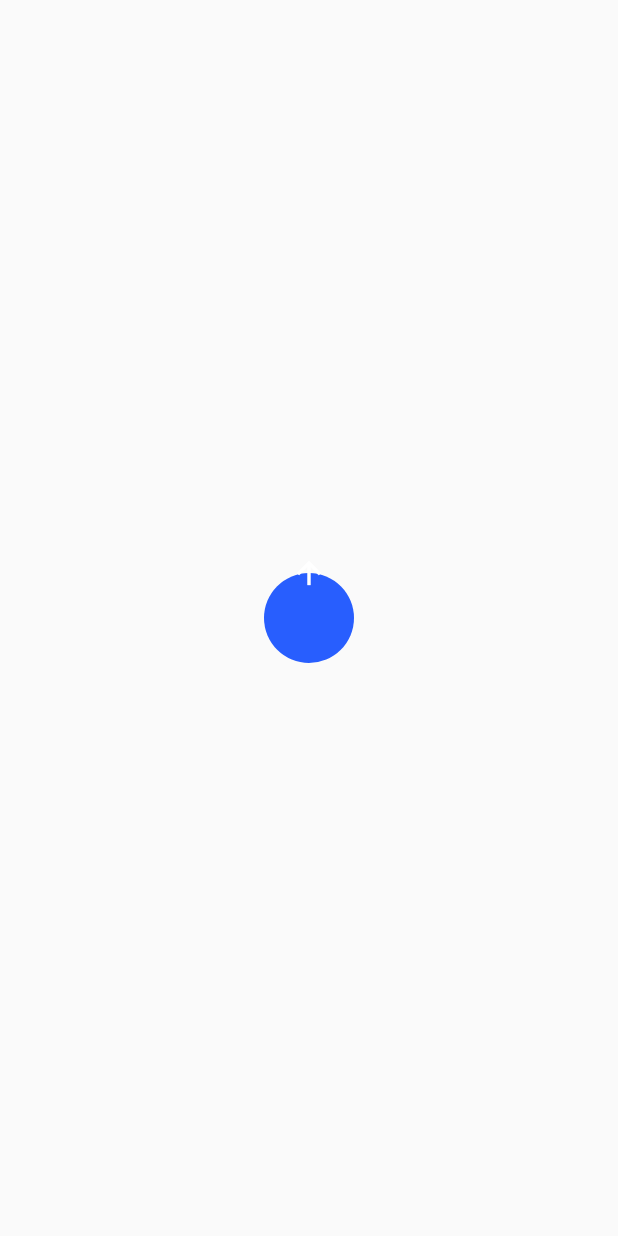
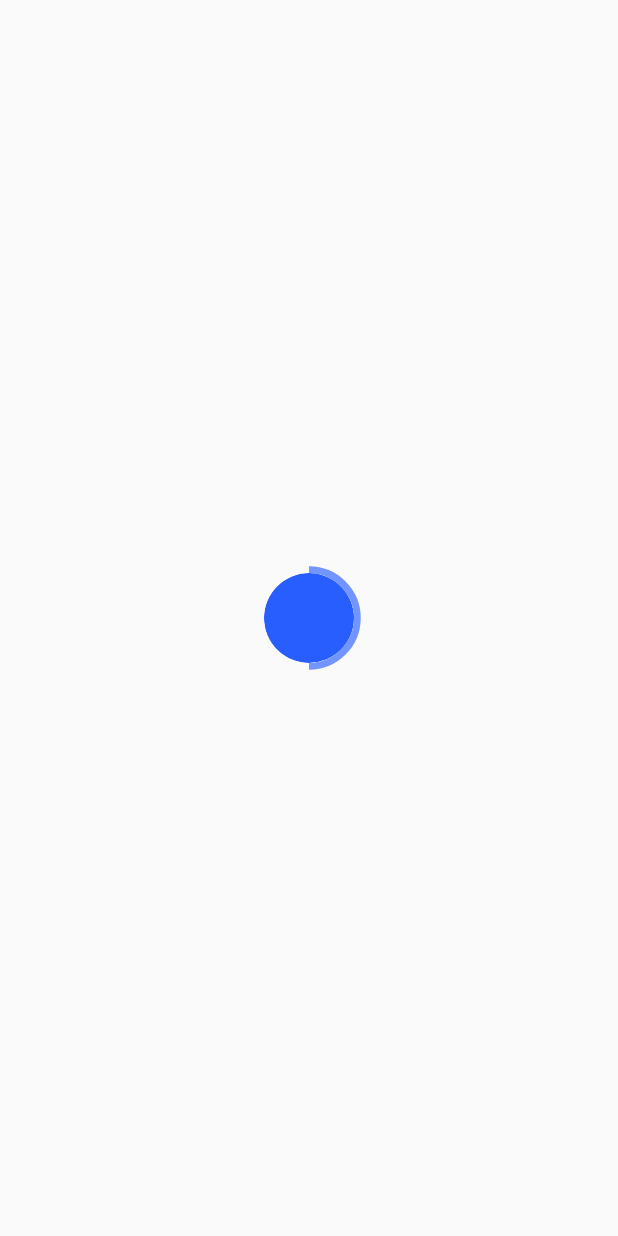
Before and after one commit to ali-yousuf/flutter_animation, a Flutter app: the screen it shows after launch, after a tap on the "arrow upward" icon, on a phone screen of 412 x 824 dp. Run offline on Flutter 3.47's test engine with Material 2 defaults, Android fonts, the phone set to English and light mode, and no system bars.

Commit message:
done animated circular progress button

```diff
--- /dev/null
+++ b/animated_upload_button/lib/circular_progress_button.dart
@@ -0,0 +1,205 @@
+import 'package:animated_upload_button/animated_check.dart';
+import 'package:flutter/material.dart';
+import 'dart:math' show pi;
+
+class CircularProgressButton extends StatefulWidget {
+  const CircularProgressButton({Key? key}) : super(key: key);
+
+  @override
+  State<CircularProgressButton> createState() => _CircularProgressButtonState();
+}
+
+class _CircularProgressButtonState extends State<CircularProgressButton>
+    with TickerProviderStateMixin {
+  late AnimationController _progressAnimationController;
+  late AnimationController _uploadIconAnimationController;
+  late Animation<Offset> _uploadIconAnimation;
+  late AnimationController _doneIconAnimationController;
+  late Animation<double> _doneIconAnimation;
+  bool isUploaded = false;
+
+  @override
+  void initState() {
+    super.initState();
+    _progressAnimationController = AnimationController(
+      vsync: this,
+      duration: const Duration(seconds: 1),
+    );
+
+    _uploadIconAnimationController = AnimationController(
+      vsync: this,
+      duration: const Duration(milliseconds: 500),
+    );
+    _uploadIconAnimation = Tween<Offset>(
+      begin: Offset.zero,
+      end: const Offset(0.0, -0.7),
+    ).animate(_uploadIconAnimationController);
+
+    _doneIconAnimationController = AnimationController(
+      vsync: this,
+      duration: const Duration(milliseconds: 500),
+    );
+
+    _doneIconAnimation = Tween<double>(
+      begin: 0,
+      end: 1,
+    ).animate(
+      CurvedAnimation(
+        parent: _doneIconAnimationController,
+        curve: Curves.easeInOutCirc,
+      ),
+    );
+
+    //upload icon status listener
+    _uploadIconAnimationController.addStatusListener((status) {
+      if (status == AnimationStatus.completed) {
+        _progressAnimationController
+          ..reset()
+          ..forward();
+      }
+    });
+
+    //progress status listener
+    _progressAnimationController.addStatusListener((status) {
+      if (status == AnimationStatus.completed) {
+        setState(() {
+          isUploaded = true;
+        });
+
+        //start done animation
+        _doneIconAnimationController
+          ..reset()
+          ..forward();
+      }
+    });
+  }
+
+  @override
+  void dispose() {
+    super.dispose();
+    _progressAnimationController.dispose();
+    _uploadIconAnimationController.dispose();
+    _doneIconAnimationController.dispose();
+  }
+
+  @override
+  Widget build(BuildContext context) {
+    return Stack(
+      alignment: Alignment.center,
+      children: [
+        SizedBox(
+          width: 69.0,
+          child: AnimatedBuilder(
+              animation: _progressAnimationController,
+              builder: (context, child) {
+                final progress = _progressAnimationController.value;
+                return progress != 1
+                    ? CustomPaint(
+                        painter: CompletionRingPainter(
+                          progress: _progressAnimationController.value,
+                        ),
+                      )
+                    : const SizedBox();
+              }),
+        ),
+        CircularIconButton(
+          onTap: () {
+            _uploadIconAnimationController
+              ..reset()
+              ..forward();
+          },
+          isUploaded: isUploaded,
+          uploadAnimation: _uploadIconAnimation,
+          doneAnimation: _doneIconAnimation,
+        ),
+      ],
+    );
+  }
+}
+
+class CircularIconButton extends StatelessWidget {
+  const CircularIconButton({
+    Key? key,
+    required this.onTap,
+    required this.isUploaded,
+    required this.uploadAnimation,
+    required this.doneAnimation,
+  }) : super(key: key);
+  final GestureTapCallback onTap;
+  final bool isUploaded;
+  final Animation<Offset> uploadAnimation;
+  final Animation<double> doneAnimation;
+
+  @override
+  Widget build(BuildContext context) {
+    final icon = isUploaded
+        ? Center(
+            child: AnimatedCheck(
+              progress: doneAnimation,
+              size: 150.0,
+              color: Colors.white,
+            ),
+          )
+        : SlideTransition(
+            position: uploadAnimation,
+            child: const Icon(
+              Icons.arrow_upward_outlined,
+              color: Colors.white,
+              size: 32.0,
+            ),
+          );
+
+    return InkWell(
+      onTap: onTap,
+      child: ClipRRect(
+        borderRadius: BorderRadius.circular(100),
+        child: Container(
+          height: 60.0,
+          width: 60.0,
+          decoration: const BoxDecoration(
+            color: Color(0xff285EFE),
+            shape: BoxShape.circle,
+          ),
+          child: icon,
+        ),
+      ),
+    );
+  }
+}
+
+class CompletionRingPainter extends CustomPainter {
+  const CompletionRingPainter({required this.progress});
+
+  final double progress;
+
+  @override
+  void paint(Canvas canvas, Size size) {
+    // configure the paint and drawing properties
+    final strokeWidth = size.width / 15.0;
+    final center = Offset(size.width / 2, size.height / 2);
+    final radius = (size.width - strokeWidth) / 2;
+
+    //create and configure the ring paint
+    final ringPaint = Paint()
+      ..isAntiAlias = true
+      ..strokeWidth = strokeWidth
+      ..color = const Color(0xff7395FF)
+      ..style = PaintingStyle.stroke;
+
+    // draw an arc that starts from the top (-pi / 2)
+    // and sweeps and angle of (2 * pi * progress)
+    canvas.drawArc(
+      Rect.fromCircle(
+        center: center,
+        radius: radius,
+      ),
+      -pi / 2,
+      2 * pi * progress,
+      false,
+      ringPaint,
+    );
+  }
+
+  @override
+  bool shouldRepaint(covariant CustomPainter oldDelegate) => true;
+}
--- a/animated_upload_button/lib/main.dart
+++ b/animated_upload_button/lib/main.dart
@@ -1,5 +1,5 @@
+import 'package:animated_upload_button/circular_progress_button.dart';
 import 'package:flutter/material.dart';
-import 'dart:math' show pi;
 
 void main() {
   runApp(const MyApp());
@@ -16,139 +16,22 @@ class MyApp extends StatelessWidget {
       theme: ThemeData(
         primarySwatch: Colors.blue,
       ),
-      home: const MyHomePage(),
+      home: const HomePage(),
     );
   }
 }
 
-class MyHomePage extends StatefulWidget {
-  const MyHomePage({super.key});
-
-  @override
-  State<MyHomePage> createState() => _MyHomePageState();
-}
-
-class _MyHomePageState extends State<MyHomePage> with TickerProviderStateMixin {
-  late AnimationController _progressAnimationController;
-  late AnimationController _uploadIconAnimationController;
-  late Animation<Offset> _uploadIconAnimation;
-
-  @override
-  void initState() {
-    super.initState();
-    _progressAnimationController = AnimationController(
-      vsync: this,
-      duration: const Duration(seconds: 1),
-    );
-
-    _uploadIconAnimationController = AnimationController(
-      vsync: this,
-      duration: const Duration(seconds: 3),
-    )..repeat(reverse: true);
-    _uploadIconAnimation = Tween<Offset>(
-      begin: Offset.zero,
-      end: const Offset(0.0, -0.5),
-    ).animate(
-      CurvedAnimation(
-        parent: _uploadIconAnimationController,
-        curve: Curves.bounceOut,
-      ),
-    );
-  }
-
-  @override
-  void dispose() {
-    super.dispose();
-    _progressAnimationController.dispose();
-    _uploadIconAnimationController.dispose();
-  }
+class HomePage extends StatelessWidget {
+  const HomePage({super.key});
 
   @override
   Widget build(BuildContext context) {
-    return Scaffold(
+    return const Scaffold(
       body: SafeArea(
         child: Center(
-          child: Stack(
-            alignment: Alignment.center,
-            children: [
-              SizedBox(
-                width: 69.0,
-                child: AnimatedBuilder(
-                    animation: _progressAnimationController,
-                    builder: (context, child) {
-                      final progress = _progressAnimationController.value;
-                      return progress != 1
-                          ? CustomPaint(
-                              painter: CompletionRingPainter(
-                                progress: _progressAnimationController.value,
-                              ),
-                            )
-                          : const SizedBox();
-                    }),
-              ),
-              InkWell(
-                onTap: () {
-                  _progressAnimationController
-                    ..reset()
-                    ..forward();
-                },
-                child: Container(
-                  height: 60.0,
-                  width: 60.0,
-                  decoration: const BoxDecoration(
-                    color: Color(0xff285EFE),
-                    shape: BoxShape.circle,
-                  ),
-                  child: SlideTransition(
-                    position: _uploadIconAnimation,
-                    child: const Icon(
-                      Icons.arrow_upward_outlined,
-                      color: Colors.white,
-                    ),
-                  ),
-                ),
-              ),
-            ],
-          ),
+          child: CircularProgressButton(),
         ),
       ),
     );
   }
 }
-
-class CompletionRingPainter extends CustomPainter {
-  const CompletionRingPainter({required this.progress});
-
-  final double progress;
-
-  @override
-  void paint(Canvas canvas, Size size) {
-    // configure the paint and drawing properties
-    final strokeWidth = size.width / 15.0;
-    final center = Offset(size.width / 2, size.height / 2);
-    final radius = (size.width - strokeWidth) / 2;
-
-    //create and configure the ring paint
-    final ringPaint = Paint()
-      ..isAntiAlias = true
-      ..strokeWidth = strokeWidth
-      ..color = const Color(0xff7395FF)
-      ..style = PaintingStyle.stroke;
-
-    // draw an arc that starts from the top (-pi / 2)
-    // and sweeps and angle of (2 * pi * progress)
-    canvas.drawArc(
-      Rect.fromCircle(
-        center: center,
-        radius: radius,
-      ),
-      -pi / 2,
-      2 * pi * progress,
-      false,
-      ringPaint,
-    );
-  }
-
-  @override
-  bool shouldRepaint(covariant CustomPainter oldDelegate) => true;
-}
```
Also changed, not shown: animated_upload_button/lib/animated_check.dart (added, +131 -0 lines), 1 other file.
